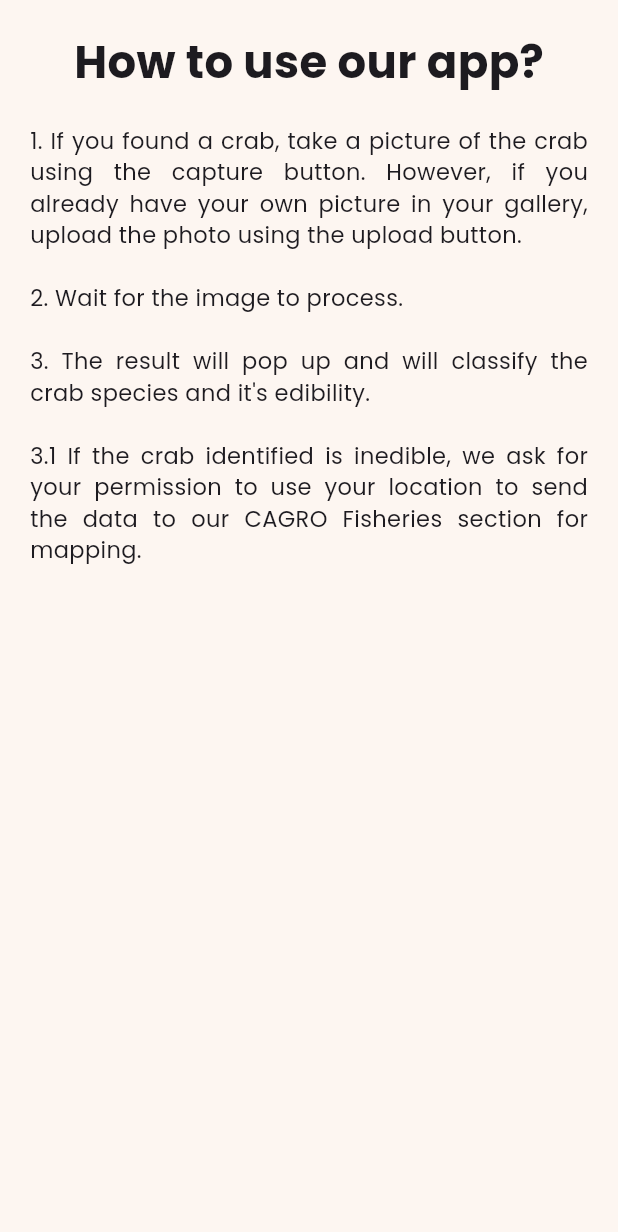
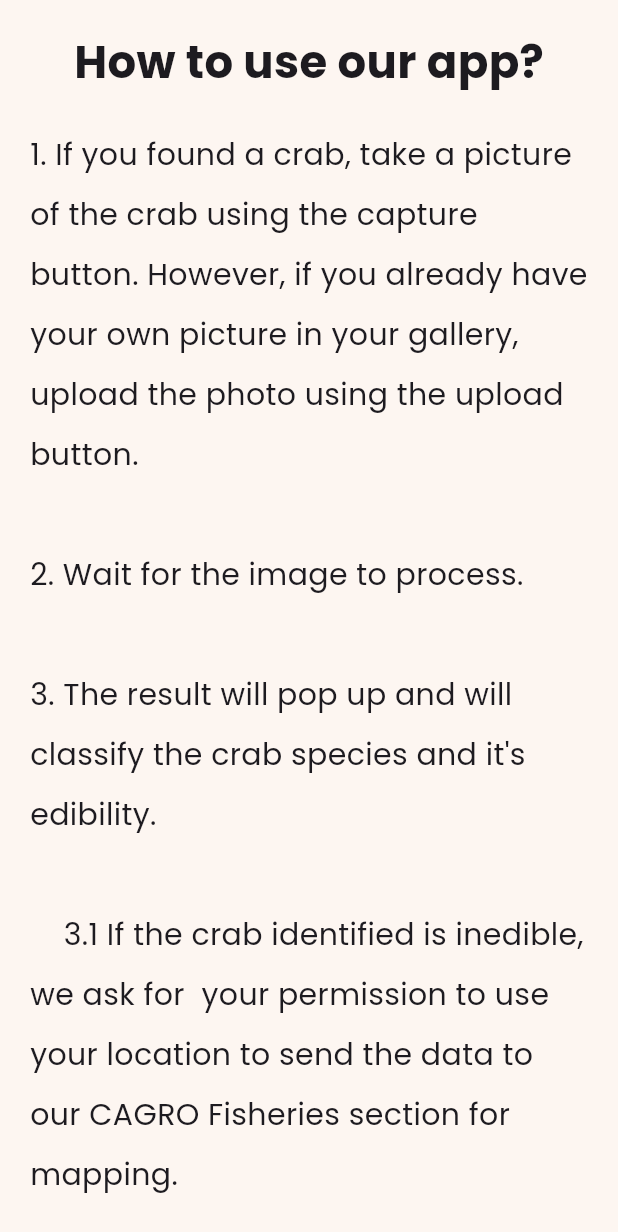
Before and after one commit to keannugran19/crabcheck, a Flutter app: the screen it shows after launch, in the side drawer, after a tap on "How to use our App?", on a phone screen of 412 x 824 dp. Shown: the top 1232 px of the screen. Run offline on Flutter 3.47's test engine with Material 3 defaults, Android fonts, the phone set to English and light mode, and no system bars; our stand-ins replace firebase_core, image_picker, location; accounts and stored records are empty.

Commit message:
ADD icon, UPDATE app text structures

```diff
--- a/lib/pages/about_page.dart
+++ b/lib/pages/about_page.dart
@@ -23,10 +23,7 @@ class AboutPage extends StatelessWidget {
               child: Text(
                 """We are BSIT students from Davao del Norte State College and we are implementing CrabCheck: A Smart Edible Crab Identification and Evaluation Mobile Application using Image Processing to CAGRO Fisheries Section for our Capstone Project.
                 """,
-                textAlign: TextAlign.justify,
-                style: TextStyle(
-                  fontSize: 15,
-                ),
+                style: TextStyle(fontSize: 20, letterSpacing: 1.5, height: 2),
               ),
             )
           ],
--- a/lib/pages/howtouse_page.dart
+++ b/lib/pages/howtouse_page.dart
@@ -28,10 +28,7 @@ class HowPage extends StatelessWidget {
 
     3.1 If the crab identified is inedible, we ask for  your permission to use your location to send the data to our CAGRO Fisheries section for mapping.
                 """,
-                textAlign: TextAlign.justify,
-                style: TextStyle(
-                  fontSize: 15,
-                ),
+                style: TextStyle(fontSize: 20, height: 2),
               ),
             )
           ],
```
Also changed, not shown: lib/data/data.dart (+8 -0 lines), lib/assets/images/devilcrab.jpg (added), 5 other files.
